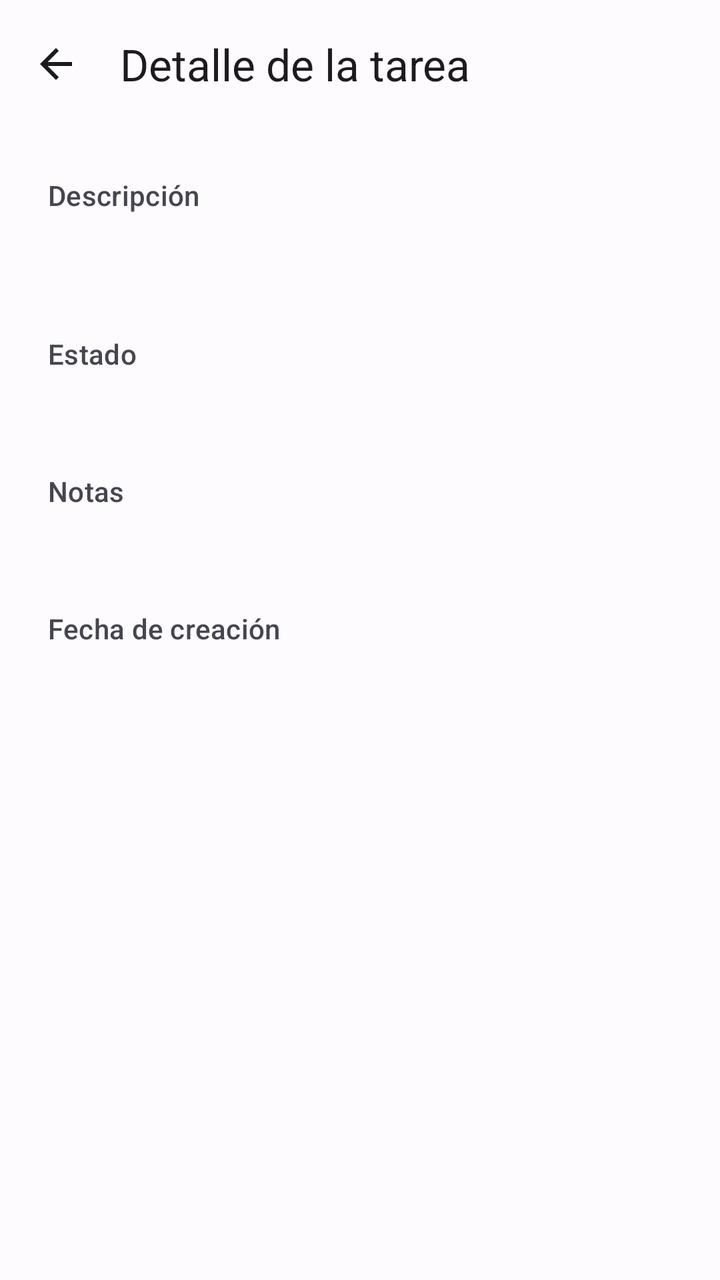
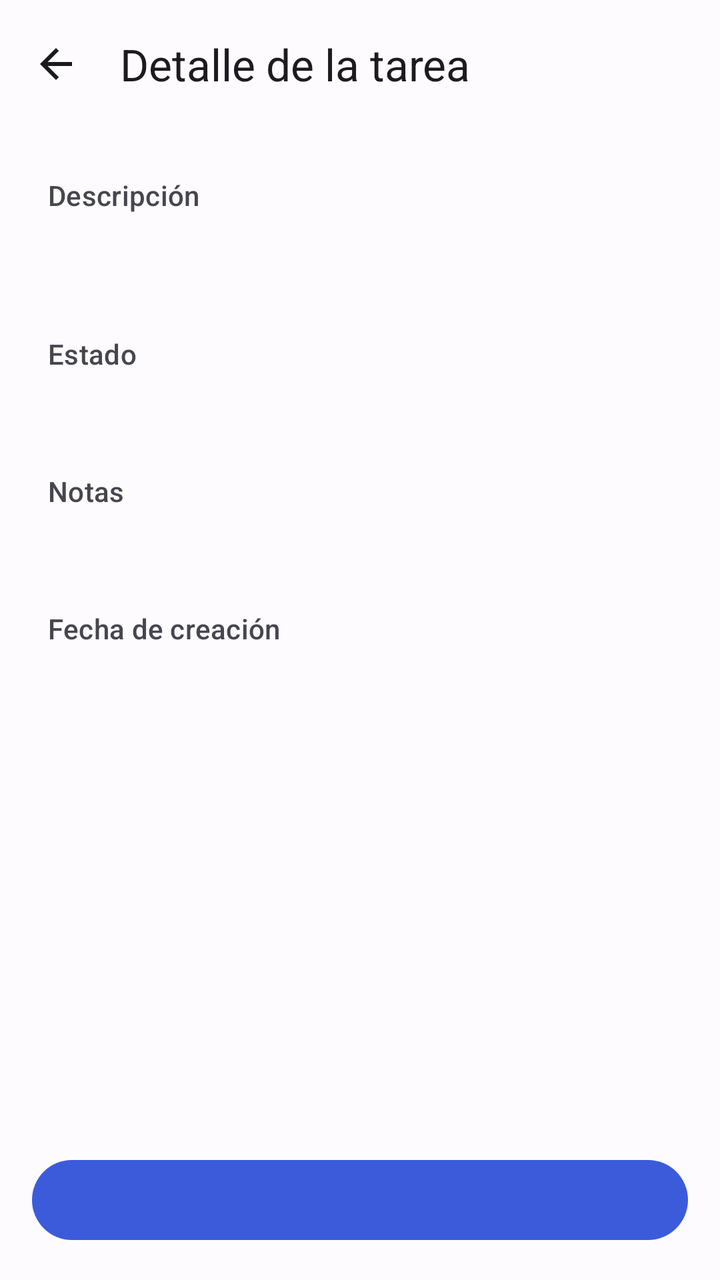

Screens rendered from an Android XML layout before and after an edit, with the pre-edit source and the edit as a unified diff.
<!-- AndroidManifest.xml: application theme Theme.Tareas -->
<!-- res/layout/activity_task_detail.xml -->
<?xml version="1.0" encoding="utf-8"?>
<LinearLayout xmlns:android="http://schemas.android.com/apk/res/android"
    xmlns:app="http://schemas.android.com/apk/res-auto"
    android:id="@+id/root"
    android:layout_width="match_parent"
    android:layout_height="match_parent"
    android:background="?attr/colorSurface"
    android:orientation="vertical">

    <com.google.android.material.appbar.AppBarLayout
        android:layout_width="match_parent"
        android:layout_height="wrap_content">

        <com.google.android.material.appbar.MaterialToolbar
            android:id="@+id/toolbar"
            android:layout_width="match_parent"
            android:layout_height="?attr/actionBarSize"
            app:navigationContentDescription="@string/navigate_back"
            app:navigationIcon="@drawable/ic_arrow_back"
            app:title="@string/detail_title" />
    </com.google.android.material.appbar.AppBarLayout>

    <ScrollView
        android:layout_width="match_parent"
        android:layout_height="0dp"
        android:layout_weight="1">

        <LinearLayout
            android:layout_width="match_parent"
            android:layout_height="wrap_content"
            android:orientation="vertical"
            android:padding="24dp">

            <TextView
                style="@style/TaskDetailLabel"
                android:text="@string/label_description" />

            <TextView
                android:id="@+id/textDescription"
                android:layout_width="match_parent"
                android:layout_height="wrap_content"
                android:layout_marginTop="4dp"
                android:textAppearance="?attr/textAppearanceHeadlineSmall"
                android:textColor="?attr/colorOnSurface" />

            <TextView
                style="@style/TaskDetailLabel"
                android:layout_marginTop="24dp"
                android:text="@string/label_status" />

            <TextView
                android:id="@+id/textStatus"
                style="@style/TaskDetailValue" />

            <TextView
                style="@style/TaskDetailLabel"
                android:layout_marginTop="24dp"
                android:text="@string/label_notes" />

            <TextView
                android:id="@+id/textNotes"
                style="@style/TaskDetailValue" />

            <TextView
                style="@style/TaskDetailLabel"
                android:layout_marginTop="24dp"
                android:text="@string/label_created" />

            <TextView
                android:id="@+id/textCreatedAt"
                style="@style/TaskDetailValue" />
        </LinearLayout>
    </ScrollView>

</LinearLayout>
<!-- resources referenced by this layout -->
<resources>
  <!-- drawable ic_arrow_back (drawable) -->
  <?xml version="1.0" encoding="utf-8"?>
  <vector xmlns:android="http://schemas.android.com/apk/res/android"
      android:width="24dp"
      android:height="24dp"
      android:autoMirrored="true"
      android:tint="?attr/colorOnSurface"
      android:viewportWidth="24"
      android:viewportHeight="24">
      <path
          android:fillColor="#FF000000"
          android:pathData="M20,11H7.83l5.59,-5.59L12,4l-8,8 8,8 1.41,-1.41L7.83,13H20v-2z" />
  </vector>
  <string name="detail_title">Detalle de la tarea</string>
  <string name="label_created">Fecha de creación</string>
  <string name="label_description">Descripción</string>
  <string name="label_notes">Notas</string>
  <string name="label_status">Estado</string>
  <string name="navigate_back">Volver</string>
  <style name="TaskDetailLabel">
          <item name="android:layout_width">wrap_content</item>
          <item name="android:layout_height">wrap_content</item>
          <item name="android:textAppearance">?attr/textAppearanceLabelLarge</item>
          <item name="android:textColor">?attr/colorOnSurfaceVariant</item>
      </style>
  <style name="TaskDetailValue">
          <item name="android:layout_width">match_parent</item>
          <item name="android:layout_height">wrap_content</item>
          <item name="android:layout_marginTop">4dp</item>
          <item name="android:textAppearance">?attr/textAppearanceBodyLarge</item>
          <item name="android:textColor">?attr/colorOnSurface</item>
      </style>
  <style name="Theme.Tareas" parent="Theme.Material3.DayNight.NoActionBar">
          <item name="colorPrimary">@color/md_primary</item>
          <item name="colorOnPrimary">@color/md_on_primary</item>
          <item name="colorPrimaryContainer">@color/md_primary_container</item>
          <item name="colorOnPrimaryContainer">@color/md_on_primary_container</item>
          <item name="colorSurface">@color/md_surface</item>
          <item name="colorOnSurface">@color/md_on_surface</item>
          <item name="colorSurfaceContainer">@color/md_surface_container</item>
          <item name="colorSurfaceContainerHighest">@color/md_surface_container_highest</item>
          <item name="colorSurfaceVariant">@color/md_surface_variant</item>
          <item name="colorOnSurfaceVariant">@color/md_on_surface_variant</item>
          <item name="colorOutline">@color/md_outline</item>
          <item name="colorError">@color/md_error</item>
          <item name="android:colorBackground">@color/md_surface</item>
      </style>
  <color name="md_primary">#3B5BDB</color>
  <color name="md_on_primary">#FFFFFF</color>
  <color name="md_primary_container">#DBE1FF</color>
  <color name="md_on_primary_container">#001B5E</color>
  <color name="md_surface">#FEFBFF</color>
  <color name="md_on_surface">#1B1B1F</color>
  <color name="md_surface_container">#F0EDF4</color>
  <color name="md_surface_container_highest">#E8E6F0</color>
  <color name="md_surface_variant">#E3E1EC</color>
  <color name="md_on_surface_variant">#46464F</color>
  <color name="md_outline">#777680</color>
  <color name="md_error">#BA1A1A</color>
</resources>

<!-- the commit's change to res/layout/activity_task_detail.xml (unified diff, before → after) -->
@@ -72,4 +72,10 @@
         </LinearLayout>
     </ScrollView>
 
+    <com.google.android.material.button.MaterialButton
+        android:id="@+id/buttonToggleCompleted"
+        android:layout_width="match_parent"
+        android:layout_height="wrap_content"
+        android:layout_margin="16dp" />
+
 </LinearLayout>
